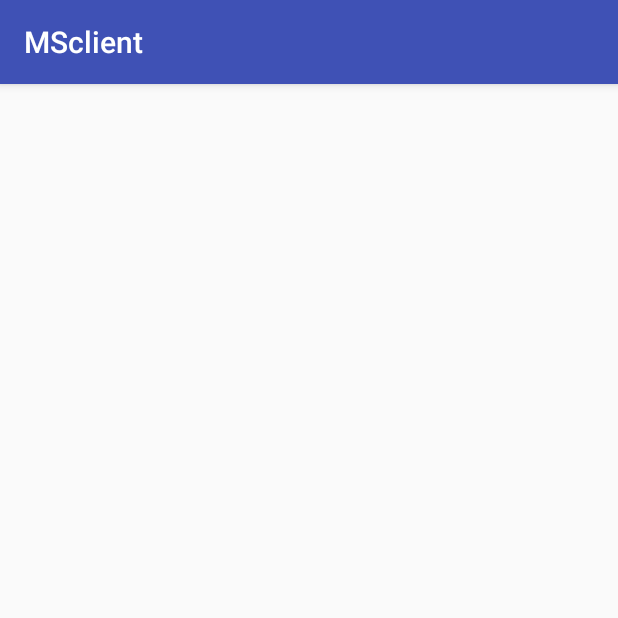
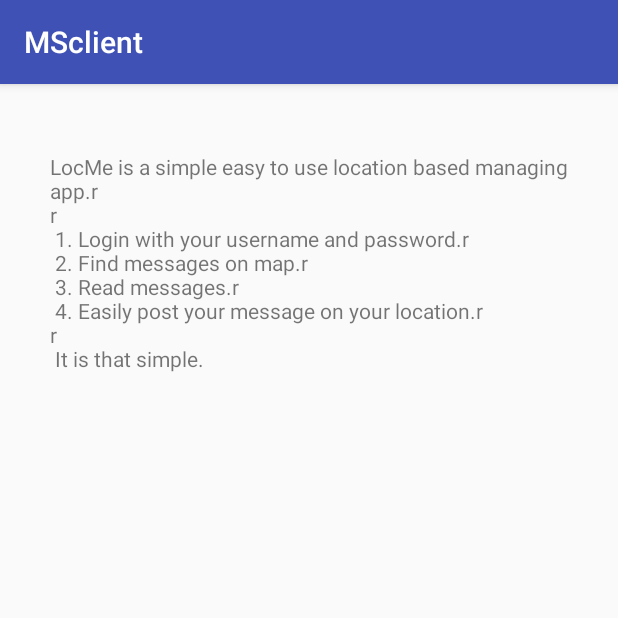
Before and after one commit to jpajukan/mobsosclient, an Android app: the HelpActivity screen opened directly, with no data from a screen before it, on a phone screen of 412 x 824 dp, the top half of it. Run offline under Robolectric (Android 15) with nearby library versions, the phone set to English and light mode, and no system bars.

Commit message:
Added texts to help page

```diff
--- a/MSclient/app/src/main/java/fi/oulu/mobisocial/msclient/MapsActivity.java
+++ b/MSclient/app/src/main/java/fi/oulu/mobisocial/msclient/MapsActivity.java
@@ -83,7 +83,7 @@ public class MapsActivity extends FragmentActivity implements OnMapReadyCallback
 
 
     private void addDrawerItems() {
-        String[] osArray = { "shit", "anothershit", "asdfasdf", "nooooo!", "qwerty" };
+        String[] osArray = { "Archive", "Help"};
         mAdapter = new ArrayAdapter<String>(this, android.R.layout.simple_list_item_1, osArray);
         mDrawerList.setAdapter(mAdapter);
     }
@@ -486,11 +486,11 @@ public class MapsActivity extends FragmentActivity implements OnMapReadyCallback
         Intent intent;
 
         switch (position) {
-            case 1:
+            case 0:
                 intent = new Intent(getApplicationContext(),ArchiveActivity.class);
                 startActivity(intent);
                 break;
-            case 2:
+            case 1:
                 intent= new Intent(getApplicationContext(),HelpActivity.class);
                 startActivity(intent);
             default:
--- a/MSclient/app/src/main/res/layout/activity_help.xml
+++ b/MSclient/app/src/main/res/layout/activity_help.xml
@@ -10,4 +10,13 @@
     android:paddingTop="@dimen/activity_vertical_margin"
     tools:context="fi.oulu.mobisocial.msclient.HelpActivity">
 
+    <TextView
+        android:layout_width="wrap_content"
+        android:layout_height="wrap_content"
+        android:layout_alignParentTop="true"
+        android:layout_alignParentStart="true"
+        android:layout_marginStart="17dp"
+        android:layout_marginTop="29dp"
+        android:id="@+id/textView"
+        android:text="@string/helptext" />
 </RelativeLayout>
--- a/MSclient/app/src/main/res/values/strings.xml
+++ b/MSclient/app/src/main/res/values/strings.xml
@@ -1,4 +1,12 @@
 <resources>
     <string name="app_name">MSclient</string>
     <string name="title_activity_maps">Map</string>
+    <string name="helptext">LocMe is a simple easy to use location based managing app.\r\n\r\n
+
+        1. Login with your username and password.\r\n
+        2. Find messages on map.\r\n
+        3. Read messages.\r\n
+        4. Easily post your message on your location.\r\n\r\n
+
+        It is that simple.</string>
 </resources>
```
